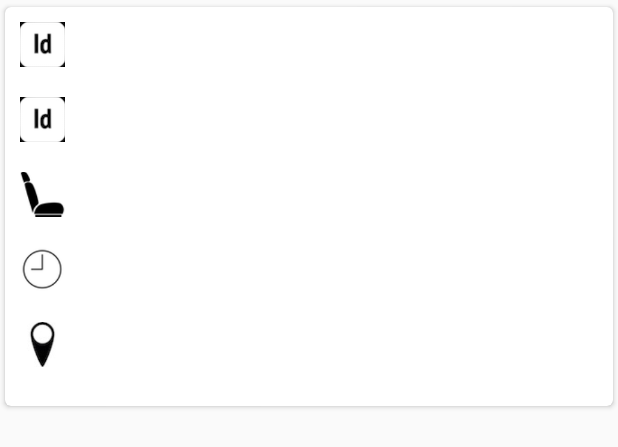
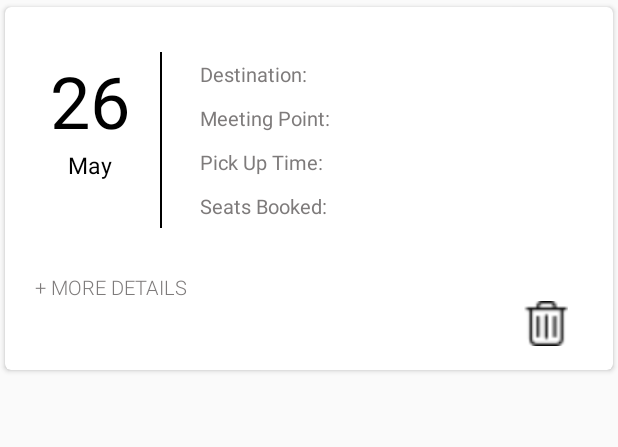
Before and after one commit to SGTinkers/Terawhere, an Android app: the layout list_item_booking.xml on its own in the app's theme, with its tools: preview values and no code run, on a phone screen of 412 x 824 dp. Shown: the top 447 px of the screen. Run offline under Robolectric (Android 15) with nearby library versions, the light colour scheme and no system bars; network calls fail.

Commit message:
make my bookings list follow ux design

```diff
--- a/android/Terawhere/app/src/main/java/tech/msociety/terawhere/adapters/BookingsAdapter.java
+++ b/android/Terawhere/app/src/main/java/tech/msociety/terawhere/adapters/BookingsAdapter.java
@@ -25,10 +25,8 @@ public class BookingsAdapter extends RecyclerView.Adapter<BookingsAdapter.ViewHo
     public void onBindViewHolder(ViewHolder viewHolder, int position) {
         Booking booking = bookings.get(position);
 
-        viewHolder.textViewBookingId.setText(booking.getId());
-        viewHolder.textViewPassengerId.setText(booking.getPassengerId());
-        viewHolder.textViewTimestamp.setText(booking.getMeetUpTime());
-        viewHolder.textViewEndingLocatioName.setText(booking.getEndingLocationName());
+        viewHolder.seatsBookedTextView.setText("Seats Booked: " + booking.getNumberOfSeats());
+
     }
 
     @Override
@@ -38,18 +36,16 @@ public class BookingsAdapter extends RecyclerView.Adapter<BookingsAdapter.ViewHo
 
 
     class ViewHolder extends RecyclerView.ViewHolder {
-        private TextView textViewBookingId;
-        private TextView textViewPassengerId;
-        private TextView textViewTimestamp;
-        private TextView textViewEndingLocatioName;
+        private TextView endingLocationTextView;
+        private TextView startingLocationTextView;
+        private TextView seatsBookedTextView;
 
 
         private ViewHolder(View view) {
             super(view);
-            textViewBookingId = (TextView) view.findViewById(R.id.textViewBookingId);
-            textViewPassengerId = (TextView) view.findViewById(R.id.textViewPassengerId);
-            textViewTimestamp = (TextView) view.findViewById(R.id.textViewTimestamp);
-            textViewEndingLocatioName = (TextView) view.findViewById(R.id.textViewDestination);
+            endingLocationTextView = (TextView) view.findViewById(R.id.bookingsItemTextViewEndingLocation);
+            startingLocationTextView = (TextView) view.findViewById(R.id.bookingsItemTextViewStartingLocation);
+            seatsBookedTextView = (TextView) view.findViewById(R.id.bookingsItemTextViewSeatsBooked);
         }
     }
 
--- a/android/Terawhere/app/src/main/java/tech/msociety/terawhere/mocks/BackendMock.java
+++ b/android/Terawhere/app/src/main/java/tech/msociety/terawhere/mocks/BackendMock.java
@@ -41,7 +41,7 @@ public class BackendMock {
             String timestamp = faker.words(2);
             String destination = "DESTINATION";
 
-            Booking booking = new Booking(bookingId, passengerId, "0", timestamp, destination);
+            Booking booking = new Booking("DRIVERNAME", bookingId, passengerId, "0", timestamp, destination);
             bookings.add(booking);
         }
 
--- a/android/Terawhere/app/src/main/java/tech/msociety/terawhere/models/Booking.java
+++ b/android/Terawhere/app/src/main/java/tech/msociety/terawhere/models/Booking.java
@@ -7,20 +7,28 @@ public class Booking {
     private String meetUpTime;
     private String endingLocationName;
 
-    public Booking(String id, String passengerId, String numberOfSeats, String meetUpTime, String endingLocationName) {
+
+    private String driverName;
+
+    public Booking(String driverName, String id, String passengerId, String numberOfSeats, String meetUpTime, String endingLocationName) {
         this.id = id;
         this.passengerId = passengerId;
         this.numberOfSeats = numberOfSeats;
         this.meetUpTime = meetUpTime;
         this.endingLocationName = endingLocationName;
+        this.driverName = driverName;
     }
 
-    public Booking(String id, String passengerId, String numberOfSeats) {
+    public Booking(String driverName, String id, String passengerId, String numberOfSeats) {
+        this.driverName = driverName;
         this.id = id;
         this.passengerId = passengerId;
         this.numberOfSeats = numberOfSeats;
     }
 
+    public String getDriverName() {
+        return driverName;
+    }
 
     public String getId() {
         return id;
@@ -41,4 +49,5 @@ public class Booking {
     public String getEndingLocationName() {
         return endingLocationName;
     }
+
 }
--- a/android/Terawhere/app/src/main/java/tech/msociety/terawhere/networkcalls/jsonschema2pojo/getbookings/BookingDatum.java
+++ b/android/Terawhere/app/src/main/java/tech/msociety/terawhere/networkcalls/jsonschema2pojo/getbookings/BookingDatum.java
@@ -57,7 +57,8 @@ public class BookingDatum {
     public String toString() {
         return "BookingDatum{" +
                 "offerId='" + offerId + '\'' +
-                ", name='" + userId + '\'' +
+                ", userId='" + userId + '\'' +
+                "driverName='" + driverName + '\'' +
                 ", pax='" + pax + '\'' +
                 ", id='" + id + '\'' +
                 ", updatedAt='" + updatedAt + '\'' +
@@ -65,10 +66,18 @@ public class BookingDatum {
                 '}';
     }
 
+    public BookingDatum(String driverName, String offerId, String userId, String pax) {
+        this.offerId = offerId;
+        this.userId = userId;
+        this.pax = pax;
+        this.driverName = driverName;
+    }
+
     public BookingDatum(String offerId, String userId, String pax) {
         this.offerId = offerId;
         this.userId = userId;
         this.pax = pax;
+        this.driverName = driverName;
     }
 
     @SerializedName("offer_id")
@@ -90,5 +99,13 @@ public class BookingDatum {
     @Expose
     private String createdAt;
 
+    public String getDriverName() {
+        return driverName;
+    }
+
+    @SerializedName("name")
+    @Expose
+    private String driverName;
+
 
 }
--- a/android/Terawhere/app/src/main/java/tech/msociety/terawhere/networkcalls/jsonschema2pojo/getbookings/GetBookings.java
+++ b/android/Terawhere/app/src/main/java/tech/msociety/terawhere/networkcalls/jsonschema2pojo/getbookings/GetBookings.java
@@ -35,7 +35,7 @@ public class GetBookings {
         List<Booking> bookings = new ArrayList<>();
 
         for (BookingDatum datum : data) {
-            Booking booking = new Booking(datum.getOfferId(), datum.getUserId(), datum.getPax());
+            Booking booking = new Booking(datum.getDriverName(), datum.getOfferId(), datum.getUserId(), datum.getPax());
             bookings.add(booking);
         }
 
--- a/android/Terawhere/app/src/main/res/layout/list_item_booking.xml
+++ b/android/Terawhere/app/src/main/res/layout/list_item_booking.xml
@@ -7,151 +7,175 @@
     card_view:cardUseCompatPadding="true"
     card_view:contentPaddingBottom="@dimen/activity_vertical_margin">
 
-
     <LinearLayout
         android:layout_width="match_parent"
         android:layout_height="wrap_content"
         android:orientation="vertical">
 
         <LinearLayout
-            android:layout_width="wrap_content"
+            android:layout_width="match_parent"
             android:layout_height="wrap_content"
-            android:orientation="horizontal">
+            android:layout_margin="10dp"
 
-            <ImageView
-                android:id="@+id/imageView8"
-                android:layout_width="30dp"
-                android:layout_height="30dp"
-                android:layout_margin="10dp"
-                android:src="@drawable/id" />
-
-            <TextView
-                android:id="@+id/textViewBookingId"
-                android:layout_width="match_parent"
-                android:layout_height="wrap_content"
-                android:textStyle="bold"
-                android:textSize="20dp"
-                android:layout_marginStart="@dimen/activity_horizontal_margin"
-                android:layout_marginTop="@dimen/textview_vertical_margin"
-                android:ellipsize="marquee"
-                android:fontFamily="casual"
-                android:textAppearance="@style/cardViewTextHeader" />
-
-        </LinearLayout>
+            android:orientation="vertical">
 
 
-        <LinearLayout
-            android:layout_width="wrap_content"
-            android:layout_height="wrap_content"
-            android:orientation="horizontal">
+            <LinearLayout
+                android:id="@+id/bookingsItemLinearLayout"
 
-            <ImageView
-                android:id="@+id/imageView10"
-                android:layout_width="30dp"
-                android:layout_height="30dp"
+                android:layout_width="wrap_content"
+                android:layout_height="wrap_content"
                 android:layout_margin="10dp"
-                android:src="@drawable/id" />
+                android:orientation="horizontal">
 
-            <TextView
-                android:id="@+id/textViewPassengerId"
-                android:layout_width="match_parent"
-                android:layout_height="wrap_content"
-                android:textStyle="bold"
-                android:textSize="20dp"
-                android:layout_marginStart="@dimen/activity_horizontal_margin"
-                android:layout_marginTop="@dimen/textview_vertical_margin"
-                android:ellipsize="marquee"
-                android:fontFamily="casual"
-                android:textAppearance="@style/cardViewTextHeader" />
+                <LinearLayout
+                    android:layout_width="match_parent"
+                    android:layout_height="wrap_content"
+                    android:layout_margin="10dp"
 
-        </LinearLayout>
+                    android:orientation="vertical">
+
+                    <TextView
+                        android:id="@+id/bookingsItemTextViewDay"
+
+                        android:layout_width="wrap_content"
+                        android:layout_height="wrap_content"
+                        android:layout_gravity="center"
+                        android:fontFamily="sans-serif"
+                        android:gravity="center_horizontal"
+                        android:lineSpacingExtra="-28sp"
+                        android:text="26"
+                        android:textColor="#000000"
+                        android:textSize="48sp"
+                        android:textStyle="normal" />
+
+                    <TextView
+                        android:id="@+id/bookingsItemTextViewMonth"
+
+                        android:layout_width="wrap_content"
+                        android:layout_height="wrap_content"
+                        android:layout_gravity="center_horizontal"
+                        android:fontFamily="sans-serif"
+                        android:text="May"
+                        android:textColor="#000000"
+                        android:textSize="15sp"
+                        android:textStyle="normal" />
+
+                </LinearLayout>
+
+                <View
+                    android:layout_width="1dip"
+                    android:layout_height="fill_parent"
+                    android:layout_margin="10dp"
+                    android:background="#FF000000" />
+
+                <LinearLayout
+                    android:layout_width="match_parent"
+                    android:layout_height="wrap_content"
+                    android:layout_margin="10dp"
+
+                    android:orientation="vertical">
+
+                    <TextView
+                        android:id="@+id/bookingsItemTextViewEndingLocation"
+                        android:layout_width="wrap_content"
+                        android:layout_height="wrap_content"
+                        android:layout_margin="5dp"
+                        android:fontFamily="sans-serif"
+                        android:text="Destination:"
+                        android:textColor="#7e7b7b"
+                        android:textSize="13sp"
+                        android:textStyle="normal"
+
+                        />
+
+                    <TextView
+                        android:id="@+id/bookingsItemTextViewStartingLocation"
+
+                        android:layout_width="wrap_content"
+                        android:layout_height="wrap_content"
+                        android:layout_margin="5dp"
+                        android:fontFamily="sans-serif"
+                        android:text="Meeting Point:"
+                        android:textColor="#7e7b7b"
+                        android:textSize="13sp"
+                        android:textStyle="normal"
 
 
-        <LinearLayout
-            android:layout_width="wrap_content"
-            android:layout_height="wrap_content"
-            android:orientation="horizontal">
+                        />
 
-            <ImageView
-                android:id="@+id/imageView4"
-                android:layout_width="30dp"
-                android:layout_height="30dp"
-                android:layout_margin="10dp"
-                android:src="@drawable/seat" />
+                    <TextView
+                        android:id="@+id/bookingsItemTextViewMeetUpTime"
 
-            <TextView
-                android:id="@+id/textViewSeatsAvailable"
-                android:layout_width="match_parent"
-                android:layout_height="wrap_content"
-                android:textStyle="bold"
-                android:textSize="20dp"
-                android:layout_marginStart="@dimen/activity_horizontal_margin"
-                android:layout_marginTop="@dimen/textview_vertical_margin"
-                android:ellipsize="marquee"
-                android:fontFamily="casual"
-                android:textAppearance="@style/cardViewTextHeader" />
+                        android:layout_width="wrap_content"
+                        android:layout_height="wrap_content"
+                        android:layout_margin="5dp"
+                        android:fontFamily="sans-serif"
+                        android:text="Pick Up Time:"
+                        android:textColor="#7e7b7b"
+                        android:textSize="13sp"
+                        android:textStyle="normal"
 
-        </LinearLayout>
+                        />
 
-        <LinearLayout
-            android:layout_width="wrap_content"
-            android:layout_height="wrap_content"
-            android:orientation="horizontal">
+                    <TextView
+                        android:id="@+id/bookingsItemTextViewSeatsBooked"
 
-            <ImageView
-                android:id="@+id/imageView5"
-                android:layout_width="30dp"
-                android:layout_height="30dp"
-                android:layout_margin="10dp"
-                android:src="@drawable/clock" />
+                        android:layout_width="wrap_content"
+                        android:layout_height="wrap_content"
+                        android:layout_margin="5dp"
+                        android:fontFamily="sans-serif"
+                        android:text="Seats Booked:"
+                        android:textColor="#7e7b7b"
+                        android:textSize="13sp"
+                        android:textStyle="normal"
 
-            <TextView
-                android:id="@+id/textViewTimestamp"
-                android:layout_width="match_parent"
-                android:layout_height="wrap_content"
-                android:textStyle="bold"
-                android:textSize="20dp"
-                android:layout_marginStart="@dimen/activity_horizontal_margin"
-                android:layout_marginTop="@dimen/textview_vertical_margin"
-                android:ellipsize="marquee"
-                android:fontFamily="casual"
-                android:maxLines="1"
-                android:textAllCaps="true"
-                android:textAppearance="@style/cardViewTextTitle" />
-
-        </LinearLayout>
+                        />
 
 
-        <LinearLayout
-            android:layout_width="wrap_content"
-            android:layout_height="wrap_content"
-            android:orientation="horizontal">
+                </LinearLayout>
 
-            <ImageView
-                android:id="@+id/imageView6"
-                android:layout_width="30dp"
-                android:layout_height="30dp"
-                android:layout_margin="10dp"
-                android:src="@drawable/destination" />
-
-            <TextView
-                android:id="@+id/textViewDestination"
-                android:layout_width="match_parent"
-                android:layout_height="wrap_content"
-                android:layout_marginStart="@dimen/activity_horizontal_margin"
-                android:layout_marginTop="@dimen/textview_vertical_margin"
-                android:ellipsize="marquee"
-                android:fontFamily="casual"
-                android:maxLines="1"
-                android:textSize="20dp"
-                android:textStyle="italic"
-
-                android:textColor="@color/colorCardViewTextRed"
-                android:textAppearance="@style/cardViewTextTitle" />
+            </LinearLayout>
 
 
         </LinearLayout>
 
 
+        <TextView
+            android:id="@+id/bookingsItemTextViewDetails"
+
+            android:layout_width="wrap_content"
+            android:layout_height="wrap_content"
+            android:layout_marginLeft="20dp"
+            android:fontFamily="sans-serif-light"
+            android:text="+ MORE DETAILS"
+            android:textColor="#7e7b7b"
+            android:textSize="13sp"
+            android:textStyle="normal" />
+
+
+        <LinearLayout
+            android:layout_width="match_parent"
+            android:layout_height="wrap_content"
+            android:layout_marginLeft="10dp"
+            android:layout_marginRight="30dp"
+
+            android:gravity="right"
+            android:orientation="horizontal">
+
+
+            <ImageButton
+                android:id="@+id/bookingsItemButtonDelete"
+
+                android:layout_width="30dp"
+                android:layout_height="30dp"
+
+                android:background="@drawable/garbage"
+
+
+                />
+
+        </LinearLayout>
+
     </LinearLayout>
 </android.support.v7.widget.CardView>
--- a/android/Terawhere/app/src/main/res/layout/list_item_offer.xml
+++ b/android/Terawhere/app/src/main/res/layout/list_item_offer.xml
@@ -13,7 +13,7 @@
         android:orientation="vertical">
 
         <LinearLayout
-        android:layout_width="match_parent"
+            android:layout_width="match_parent"
             android:layout_height="wrap_content"
             android:layout_margin="10dp"
 
@@ -24,7 +24,7 @@
                 android:id="@+id/offersItemLinearLayout"
 
                 android:layout_width="wrap_content"
-            android:layout_height="wrap_content"
+                android:layout_height="wrap_content"
                 android:layout_margin="10dp"
                 android:orientation="horizontal">
 
@@ -175,12 +175,12 @@
 
             android:layout_width="wrap_content"
             android:layout_height="wrap_content"
+            android:layout_marginLeft="20dp"
+            android:fontFamily="sans-serif-light"
+            android:text="+ MORE DETAILS"
+            android:textColor="#7e7b7b"
             android:textSize="13sp"
-            android:fontFamily="sans-serif-light"
-            android:textStyle="normal"
-            android:textColor="#7e7b7b"
-            android:text="+ MORE DETAILS"
-            android:layout_marginLeft="20dp" />
+            android:textStyle="normal" />
 
 
         <LinearLayout
```
